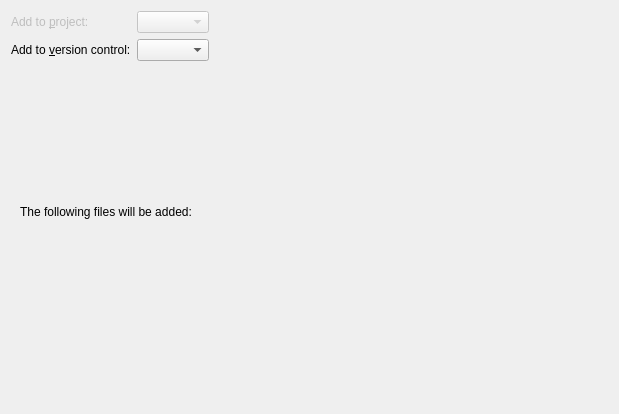
Before: the Qt Designer form src/plugins/projectexplorer/projectwizardpage.ui in qt-creator/qt-creator, drawn with Qt 5.
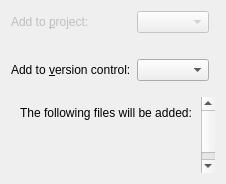
After: the same form once the commit is applied.

```diff
--- a/src/plugins/projectexplorer/projectwizardpage.ui
+++ b/src/plugins/projectexplorer/projectwizardpage.ui
@@ -6,8 +6,8 @@
    <rect>
     <x>0</x>
     <y>0</y>
-    <width>619</width>
-    <height>414</height>
+    <width>226</width>
+    <height>184</height>
    </rect>
   </property>
   <property name="title">
@@ -39,7 +39,7 @@
        </property>
       </widget>
      </item>
-     <item row="1" column="0">
+     <item row="2" column="0">
       <widget class="QLabel" name="addToVersionControlLabel">
        <property name="text">
         <string>Add to &amp;version control:</string>
@@ -49,9 +49,19 @@
        </property>
       </widget>
      </item>
-     <item row="1" column="1">
+     <item row="2" column="1">
       <widget class="QComboBox" name="addToVersionControlComboBox"/>
      </item>
+     <item row="1" column="1">
+      <widget class="QLabel" name="additionalInfo">
+       <property name="text">
+        <string/>
+       </property>
+       <property name="wordWrap">
+        <bool>true</bool>
+       </property>
+      </widget>
+     </item>
     </layout>
    </item>
    <item>
@@ -89,8 +99,8 @@
        <rect>
         <x>0</x>
         <y>0</y>
-        <width>611</width>
-        <height>328</height>
+        <width>218</width>
+        <height>83</height>
        </rect>
       </property>
       <layout class="QVBoxLayout" name="verticalLayout_2">
```
Left out of the diff: 3 changed lines with no effect on the pictures.
